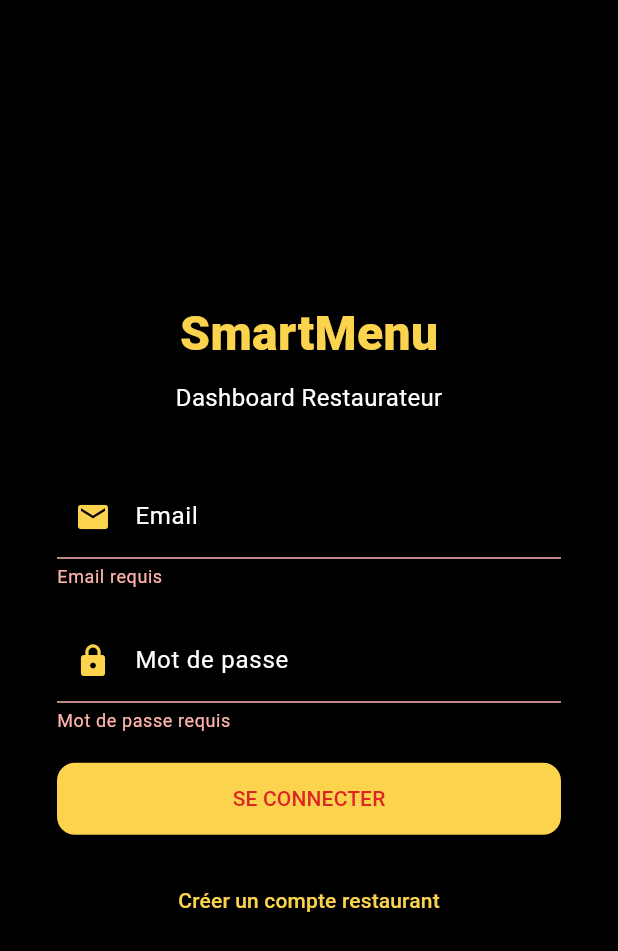
After one commit to RaphHtech/smartmenu, a Flutter app: the AdminLoginScreen screen opened directly, after a tap on "SE CONNECTER", on a phone screen of 412 x 824 dp. The commit adds this screen. Shown: the top 951 px of the screen. Run offline on Flutter 3.47's test engine with Material 3 defaults, Android fonts, the phone set to English and light mode, and no system bars; our stand-ins replace cloud_firestore, firebase_auth, firebase_core; missing offline and left inert: mobile_scanner; accounts and stored records are empty; statements that could not run were skipped.

```diff
--- /dev/null
+++ b/lib/screens/admin/admin_login_screen.dart
@@ -0,0 +1,192 @@
+import 'package:flutter/material.dart';
+import 'package:firebase_auth/firebase_auth.dart';
+import '../../core/constants/colors.dart';
+
+class AdminLoginScreen extends StatefulWidget {
+  const AdminLoginScreen({super.key});
+
+  @override
+  State<AdminLoginScreen> createState() => _AdminLoginScreenState();
+}
+
+class _AdminLoginScreenState extends State<AdminLoginScreen> {
+  final _formKey = GlobalKey<FormState>();
+  final _emailController = TextEditingController();
+  final _passwordController = TextEditingController();
+  bool _isLoading = false;
+  String? _errorMessage;
+
+  Future<void> _login() async {
+    if (!_formKey.currentState!.validate()) return;
+
+    setState(() {
+      _isLoading = true;
+      _errorMessage = null;
+    });
+
+    try {
+      await FirebaseAuth.instance.signInWithEmailAndPassword(
+        email: _emailController.text.trim(),
+        password: _passwordController.text,
+      );
+
+      if (mounted) {
+        // Redirection vers dashboard (pour l'instant placeholder)
+        ScaffoldMessenger.of(context).showSnackBar(
+          const SnackBar(content: Text('Connexion réussie!')),
+        );
+      }
+    } on FirebaseAuthException catch (e) {
+      setState(() {
+        _errorMessage = _getErrorMessage(e.code);
+      });
+    } finally {
+      setState(() => _isLoading = false);
+    }
+  }
+
+  String _getErrorMessage(String code) {
+    switch (code) {
+      case 'user-not-found':
+        return 'Aucun compte trouvé avec cet email';
+      case 'wrong-password':
+        return 'Mot de passe incorrect';
+      case 'invalid-email':
+        return 'Format email invalide';
+      default:
+        return 'Erreur de connexion';
+    }
+  }
+
+  @override
+  Widget build(BuildContext context) {
+    return Scaffold(
+      backgroundColor: AppColors.black,
+      body: Center(
+        child: Container(
+          constraints: const BoxConstraints(maxWidth: 400),
+          padding: const EdgeInsets.all(32),
+          child: Form(
+            key: _formKey,
+            child: Column(
+              mainAxisAlignment: MainAxisAlignment.center,
+              children: [
+                // Logo/Titre
+                const Text(
+                  'SmartMenu',
+                  style: TextStyle(
+                    fontSize: 32,
+                    fontWeight: FontWeight.w900,
+                    color: AppColors.accent,
+                  ),
+                ),
+                const SizedBox(height: 8),
+                const Text(
+                  'Dashboard Restaurateur',
+                  style: TextStyle(
+                    fontSize: 16,
+                    color: AppColors.white,
+                  ),
+                ),
+                const SizedBox(height: 40),
+
+                // Email
+                TextFormField(
+                  controller: _emailController,
+                  keyboardType: TextInputType.emailAddress,
+                  style: const TextStyle(color: AppColors.white),
+                  decoration: const InputDecoration(
+                    labelText: 'Email',
+                    prefixIcon: Icon(Icons.email, color: AppColors.accent),
+                    labelStyle: TextStyle(color: AppColors.white),
+                    enabledBorder: OutlineInputBorder(
+                      borderSide: BorderSide(color: AppColors.white),
+                    ),
+                    focusedBorder: OutlineInputBorder(
+                      borderSide: BorderSide(color: AppColors.accent),
+                    ),
+                  ),
+                  validator: (value) {
+                    if (value?.isEmpty ?? true) return 'Email requis';
+                    if (!value!.contains('@')) return 'Email invalide';
+                    return null;
+                  },
+                ),
+                const SizedBox(height: 20),
+
+                // Mot de passe
+                TextFormField(
+                  controller: _passwordController,
+                  obscureText: true,
+                  style: const TextStyle(color: AppColors.white),
+                  decoration: const InputDecoration(
+                    labelText: 'Mot de passe',
+                    prefixIcon: Icon(Icons.lock, color: AppColors.accent),
+                    labelStyle: TextStyle(color: AppColors.white),
+                    enabledBorder: OutlineInputBorder(
+                      borderSide: BorderSide(color: AppColors.white),
+                    ),
+                    focusedBorder: OutlineInputBorder(
+                      borderSide: BorderSide(color: AppColors.accent),
+                    ),
+                  ),
+                  validator: (value) {
+                    if (value?.isEmpty ?? true) return 'Mot de passe requis';
+                    if (value!.length < 6) return 'Minimum 6 caractères';
+                    return null;
+                  },
+                ),
+                const SizedBox(height: 20),
+
+                // Erreur
+                if (_errorMessage != null)
+                  Padding(
+                    padding: const EdgeInsets.only(bottom: 20),
+                    child: Text(
+                      _errorMessage!,
+                      style: const TextStyle(color: Colors.red),
+                    ),
+                  ),
+
+                // Bouton connexion
+                SizedBox(
+                  width: double.infinity,
+                  height: 48,
+                  child: ElevatedButton(
+                    onPressed: _isLoading ? null : _login,
+                    child: _isLoading
+                        ? const CircularProgressIndicator(
+                            color: AppColors.primary)
+                        : const Text('SE CONNECTER'),
+                  ),
+                ),
+                const SizedBox(height: 20),
+
+                // Lien inscription
+                TextButton(
+                  onPressed: () {
+                    // Pour l'instant, message placeholder
+                    ScaffoldMessenger.of(context).showSnackBar(
+                      const SnackBar(content: Text('Inscription à venir')),
+                    );
+                  },
+                  child: const Text(
+                    'Créer un compte restaurant',
+                    style: TextStyle(color: AppColors.accent),
+                  ),
+                ),
+              ],
+            ),
+          ),
+        ),
+      ),
+    );
+  }
+
+  @override
+  void dispose() {
+    _emailController.dispose();
+    _passwordController.dispose();
+    super.dispose();
+  }
+}
--- a/lib/screens/home_screen.dart
+++ b/lib/screens/home_screen.dart
@@ -1,6 +1,5 @@
 import 'package:flutter/material.dart';
 import 'qr_scanner_screen.dart';
-import 'menu/menu_screen.dart';
 
 class HomeScreen extends StatelessWidget {
   @override
@@ -21,8 +20,8 @@ class HomeScreen extends StatelessWidget {
             ),
             const SizedBox(height: 20),
             TextButton(
-              onPressed: () => Navigator.push(context,
-                  MaterialPageRoute(builder: (_) => const MenuScreen())),
+              onPressed: () =>
+                  Navigator.pushNamed(context, '/restaurant/chez-milano'),
               child: const Text('Demo: Pizza Power'),
             ),
           ],
--- a/lib/screens/menu/menu_screen.dart
+++ b/lib/screens/menu/menu_screen.dart
@@ -1,8 +1,8 @@
 import 'dart:ui';
 
+import 'package:flutter/gestures.dart';
 import 'package:flutter/material.dart';
 import '../../core/constants/colors.dart';
-// import '../../data/menu_data.dart';
 import '../../services/firebase_menu_service.dart';
 import '../../widgets/gradient_text_widget.dart';
 import '../../widgets/category_pill_widget.dart';
@@ -29,8 +29,7 @@ class SimpleMenuScreenState extends State<MenuScreen> {
   String _selectedCategory = 'Pizzas';
   Map<String, int> itemQuantities = {};
   bool _showOrderModal = false;
-  Map<String, List<Map<String, dynamic>>> _menuData =
-      {}; // Changé : retiré = menuData et final
+  Map<String, List<Map<String, dynamic>>> _menuData = {};
 
   @override
   void initState() {
@@ -290,6 +289,7 @@ class SimpleMenuScreenState extends State<MenuScreen> {
                     padding: const EdgeInsets.only(top: 20, bottom: 20),
                     child: SingleChildScrollView(
                       scrollDirection: Axis.horizontal,
+                      physics: const AlwaysScrollableScrollPhysics(),
                       child: Padding(
                         padding: const EdgeInsets.only(
                             left: 20), // Padding seulement sur le contenu
--- a/pubspec.yaml
+++ b/pubspec.yaml
@@ -36,6 +36,7 @@ dependencies:
   flutter_localizations:
     sdk: flutter
   intl: ^0.20.2
+  firebase_auth: ^5.7.0
 
 dev_dependencies:
   flutter_test:
```
Also changed, not shown: lib/main.dart (+28 -2 lines), lib/screens/admin/admin_dashboard_screen.dart (added, +50 -0 lines), lib/widgets/modals/order_review_modal.dart (+5 -5 lines), lib/firebase_options.dart (added), lib/screens/admin/admin_signup_screen.dart (added), pubspec.lock, 7 other files.
